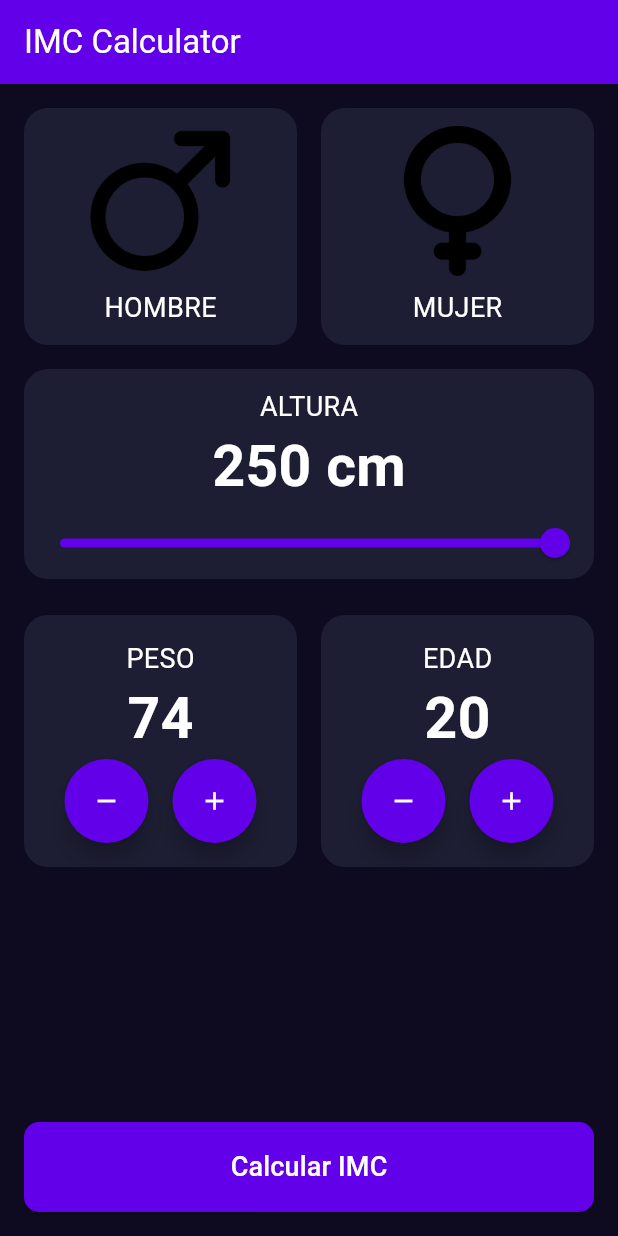
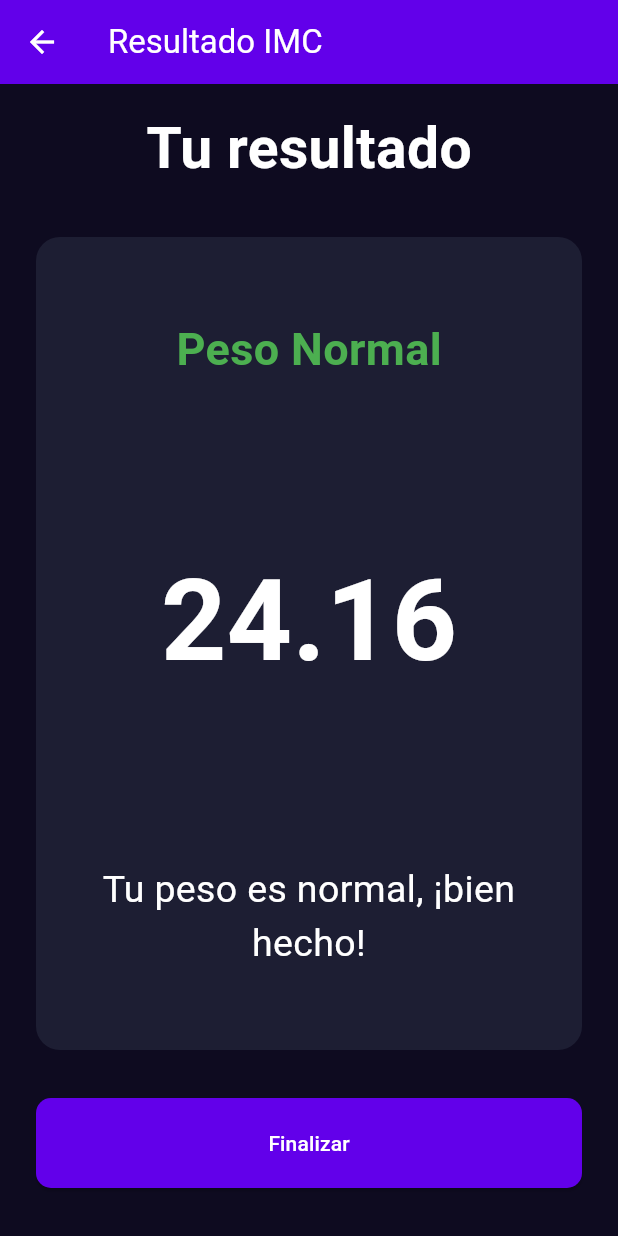
Before and after one commit to Pitcher755/imc_calculator, a Flutter app: the screen it shows after launch, after a tap on the "remove" icon, after a tap on the "add" icon, after a tap on "Calcular IMC", on a phone screen of 412 x 824 dp. Run offline on Flutter 3.47's test engine with Material 3 defaults, Android fonts, the phone set to English and light mode, and no system bars.

Commit message:
Finalizada la app  según el curso

```diff
--- a/lib/components/height_selector.dart
+++ b/lib/components/height_selector.dart
@@ -3,14 +3,20 @@ import 'package:imc_calculator/core/app_colors.dart';
 import 'package:imc_calculator/core/text_styles.dart';
 
 class HeightSelector extends StatefulWidget {
-  const HeightSelector({super.key});
+  final double selectedHeight;
+  final Function(double) onHeightChanged;
+
+  const HeightSelector({
+    super.key,
+    required this.selectedHeight,
+    required this.onHeightChanged,});
 
   @override
   State<HeightSelector> createState() => _HeightSelectorState();
 }
 
 class _HeightSelectorState extends State<HeightSelector> {
-  double height = 250;
+
 
   @override
   Widget build(BuildContext context) {
@@ -28,7 +34,7 @@ class _HeightSelectorState extends State<HeightSelector> {
               child: Text("ALTURA", style: TextStyles.bodyText),
             ),
             Text(
-              "${height.toStringAsFixed(0)} cm",
+              "${widget.selectedHeight.toStringAsFixed(0)} cm",
               style: TextStyle(
                 color: Colors.white,
                 fontSize: 38,
@@ -36,16 +42,16 @@ class _HeightSelectorState extends State<HeightSelector> {
               ),
             ),
             Slider(
-              value: height,
-              onChanged: (value) {
+              value: widget.selectedHeight,
+              onChanged: (newHeight) {
                 setState(() {
-                  height = value;
+                  widget.onHeightChanged(newHeight);
                 });
               },
               min: 120,
               max: 250,
               divisions: 130,
-              label: "${height.toStringAsFixed(0)} cm",
+              label: "${widget.selectedHeight.toStringAsFixed(0)} cm",
               activeColor: AppColors.primary,
             ),
           ],
--- a/lib/components/number_selector.dart
+++ b/lib/components/number_selector.dart
@@ -8,7 +8,8 @@ class NumberSelector extends StatefulWidget {
   final Function() onIncrement;
   final Function() onDecrement;
 
-  const NumberSelector({super.key,
+  const NumberSelector({
+  super.key,
   required this.title,
   required this.value,
   required this.onIncrement,
@@ -44,6 +45,7 @@ class _NumberSelectorState extends State<NumberSelector> {
               mainAxisAlignment: MainAxisAlignment.center,
               children: [
                 FloatingActionButton(
+                  heroTag: null,
                   onPressed: () {
                     widget.onDecrement();
                   },
@@ -53,6 +55,7 @@ class _NumberSelectorState extends State<NumberSelector> {
                 ),
                 SizedBox(width: 16),
                 FloatingActionButton(
+                  heroTag: null,
                   onPressed: () {
                     widget.onIncrement();
                   },
--- a/lib/screens/imc_home_screen.dart
+++ b/lib/screens/imc_home_screen.dart
@@ -4,6 +4,7 @@ import 'package:imc_calculator/components/height_selector.dart';
 import 'package:imc_calculator/components/number_selector.dart';
 import 'package:imc_calculator/core/app_colors.dart';
 import 'package:imc_calculator/core/text_styles.dart';
+import 'package:imc_calculator/screens/imc_result_screen.dart';
 
 class ImcHomeScreen extends StatefulWidget {
   const ImcHomeScreen({super.key});
@@ -15,13 +16,21 @@ class ImcHomeScreen extends StatefulWidget {
 class _ImcHomeScreenState extends State<ImcHomeScreen> {
   int selectedAge = 20;
   int selectedWeight = 74;
+  double selectedHeight = 175;
 
   @override
   Widget build(BuildContext context) {
     return Column(
       children: [
         GenderSelector(),
-        HeightSelector(),
+        HeightSelector(
+          selectedHeight: selectedHeight,
+          onHeightChanged: (newHeight) {
+            setState(() {
+              selectedHeight = newHeight;
+            });
+          },
+        ),
         Padding(
           padding: const EdgeInsets.all(16.0),
           child: Row(
@@ -68,13 +77,22 @@ class _ImcHomeScreenState extends State<ImcHomeScreen> {
           child: SizedBox(
             height: 60,
             width: double.infinity,
-
             child: ElevatedButton(
-              onPressed: () {},
+              onPressed: () {
+                Navigator.push(
+                  context,
+                  MaterialPageRoute(builder: (context) => ImcResultScreen(
+                    height: selectedHeight,
+                    weight: selectedWeight,
+                  )),
+                );
+              },
               style: ButtonStyle(
-                shape: WidgetStateProperty.all(RoundedRectangleBorder(
-                  borderRadius: BorderRadius.circular(10)
-                )),
+                shape: WidgetStateProperty.all(
+                  RoundedRectangleBorder(
+                    borderRadius: BorderRadius.circular(10),
+                  ),
+                ),
                 backgroundColor: WidgetStateProperty.all(AppColors.primary),
               ),
               child: Text("Calcular IMC", style: TextStyles.bodyText),
--- /dev/null
+++ b/lib/screens/imc_result_screen.dart
@@ -0,0 +1,149 @@
+import 'package:flutter/material.dart';
+import 'package:imc_calculator/core/app_colors.dart';
+
+class ImcResultScreen extends StatelessWidget {
+  final int weight;
+  final double height;
+  const ImcResultScreen({
+    super.key,
+    required this.weight,
+    required this.height,
+  });
+
+  @override
+  Widget build(BuildContext context) {
+    return Scaffold(
+      backgroundColor: AppColors.background,
+      appBar: toolbarResult(),
+      body: bodyResult(context),
+    );
+  }
+
+  Padding bodyResult(BuildContext context) {
+    double fixedHeight = height / 100;
+    double imcResult = weight / (fixedHeight * fixedHeight);
+    return Padding(
+      padding: const EdgeInsets.all(16.0),
+      child: Column(
+        crossAxisAlignment: CrossAxisAlignment.center,
+        children: [
+          Text(
+            "Tu resultado",
+            style: TextStyle(
+              fontSize: 38,
+              color: Colors.white,
+              fontWeight: FontWeight.bold,
+            ),
+          ),
+          Expanded(
+            child: Padding(
+              padding: const EdgeInsets.only(
+                right: 8.0,
+                left: 8.0,
+                bottom: 32.0,
+                top: 32.0,
+              ),
+              child: Container(
+                width: double.infinity,
+
+                decoration: BoxDecoration(
+                  color: AppColors.backgroundComponent,
+                  borderRadius: BorderRadius.circular(16),
+                ),
+                child: Column(
+                  mainAxisAlignment: MainAxisAlignment.spaceAround,
+                  children: [
+                    Text(
+                      getTitleByImc(imcResult),
+                      style: TextStyle(
+                        fontSize: 30,
+                        fontWeight: FontWeight.w600,
+                        color: getColorByImc(imcResult),
+                      ),
+                    ),
+                    Text(
+                      imcResult.toStringAsFixed(2),
+                      style: TextStyle(
+                        color: Colors.white,
+                        fontSize: 76,
+                        fontWeight: FontWeight.bold,
+                      ),
+                    ),
+                    Padding(
+                      padding: const EdgeInsets.only(right: 8.0, left: 8.0),
+                      child: Text(
+                        getDescriptionByImc(imcResult),
+                        style: TextStyle(
+                          fontSize: 25,
+                          fontWeight: FontWeight.w400,
+                          color: Colors.white,
+                        ),
+                        textAlign: TextAlign.center,
+                      ),
+                    ),
+                  ],
+                ),
+              ),
+            ),
+          ),
+          Padding(
+            padding: const EdgeInsets.only(right: 8.0, left: 8.0, bottom: 16.0),
+            child: Container(
+              height: 60,
+              width: double.infinity,
+              child: ElevatedButton(
+                onPressed: () {
+                  Navigator.pop(context);
+                },
+                child: Text("Finalizar", style: TextStyle(color: Colors.white)),
+                style: ButtonStyle(
+                  shape: WidgetStateProperty.all(
+                    RoundedRectangleBorder(
+                      borderRadius: BorderRadius.circular(10),
+                    ),
+                  ),
+                  backgroundColor: WidgetStateProperty.all(AppColors.primary),
+                ),
+              ),
+            ),
+          ),
+        ],
+      ),
+    );
+  }
+
+  AppBar toolbarResult() {
+    return AppBar(
+      title: Text("Resultado IMC"),
+      backgroundColor: AppColors.primary,
+      foregroundColor: Colors.white,
+    );
+  }
+
+  Color getColorByImc(double imcResult) {
+    return switch (imcResult) {
+      < 18.5 => Colors.blue, // IMC Bajo
+      < 24.9 => Colors.green, // IMC Normal
+      < 29.99 => Colors.orange, // IMC Sobrepeso
+      _ => Colors.red, // IMC Obesidad
+    };
+  }
+
+  String getTitleByImc(double imcResult){
+    return switch(imcResult){
+      < 18.5 => "Peso Bajo",
+      < 24.9 => "Peso Normal",
+      < 29.99 => "Sobrepeso",
+      _ => "Obesidad",
+    };
+  }
+
+  String getDescriptionByImc(double imcResult){
+    return switch(imcResult){
+      < 18.5 => "Tu peso es bajo, necesitas comer más y/o ejercitarte más",
+      < 24.9 => "Tu peso es normal, ¡bien hecho!",
+      < 29.99 => "Tienes sobrepeso, necesitas comer menos y/o ejercitarte más",
+      _ => "Tienes obesidad, necesitas comer menos y/o ejercitarte más",
+    };
+  }
+}
```
